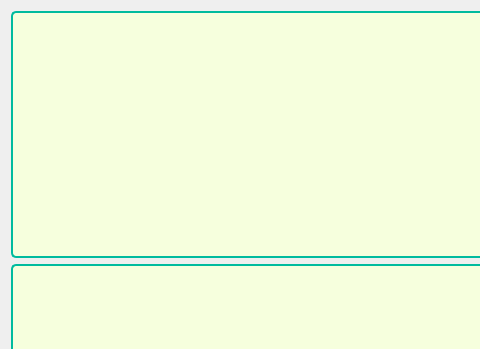
jeedyang/weina, file weina/CtrlPanel/widget.ui: the form before one commit; both pictures show x 0 to 480 and y 0 to 349 of the 630 by 522 pixel window.
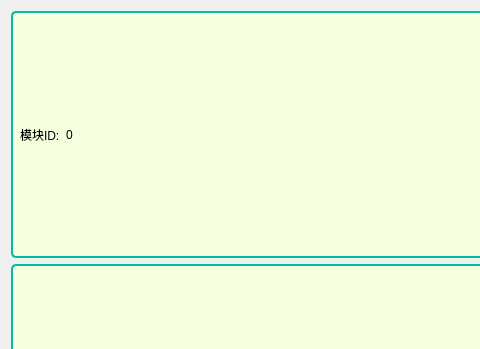
The form after the commit.

```diff
--- a/weina/CtrlPanel/widget.ui
+++ b/weina/CtrlPanel/widget.ui
@@ -25,7 +25,37 @@
   </property>
   <layout class="QVBoxLayout" name="verticalLayout">
    <item>
-    <widget class="QWidget" name="widgetTitle" native="true"/>
+    <widget class="QWidget" name="widgetTitle" native="true">
+     <layout class="QHBoxLayout" name="horizontalLayout">
+      <item>
+       <widget class="QLabel" name="label">
+        <property name="text">
+         <string>模块ID:</string>
+        </property>
+       </widget>
+      </item>
+      <item>
+       <widget class="QLabel" name="label_modID">
+        <property name="text">
+         <string>0</string>
+        </property>
+       </widget>
+      </item>
+      <item>
+       <spacer name="horizontalSpacer">
+        <property name="orientation">
+         <enum>Qt::Horizontal</enum>
+        </property>
+        <property name="sizeHint" stdset="0">
+         <size>
+          <width>40</width>
+          <height>20</height>
+         </size>
+        </property>
+       </spacer>
+      </item>
+     </layout>
+    </widget>
    </item>
    <item>
     <widget class="QWidget" name="widget" native="true"/>
```
Left out of the diff: 6 changed lines with no effect on the pictures.
